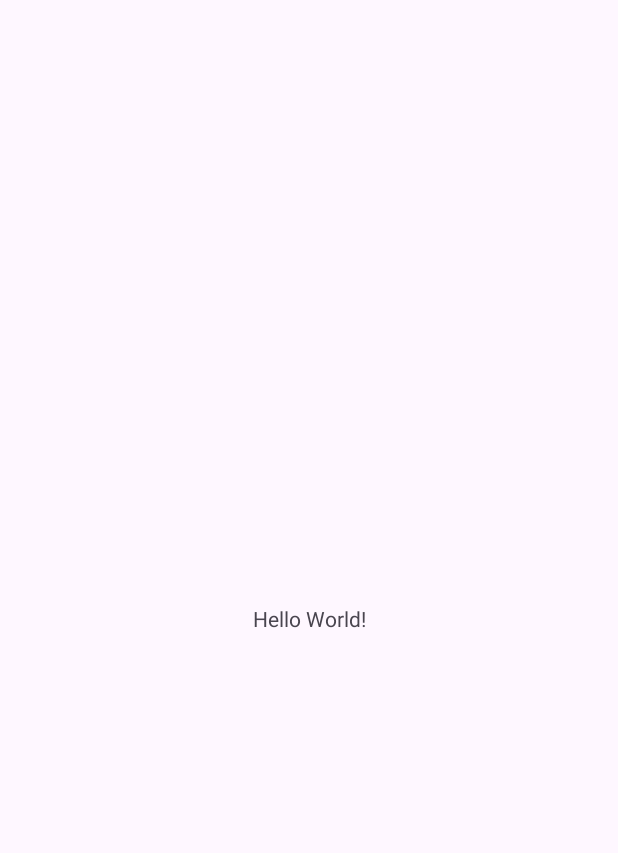
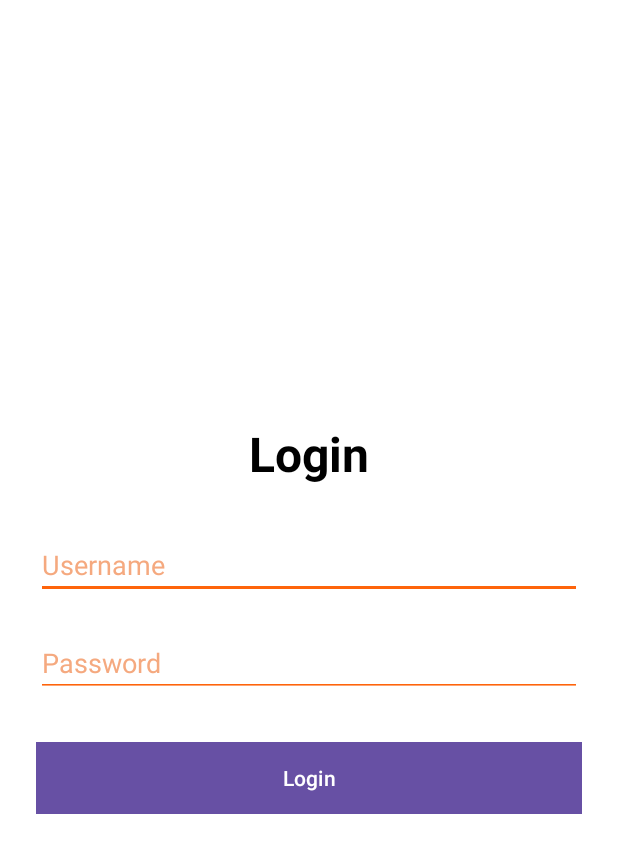
Before and after one commit to yncy0/midterm-app-dev, an Android app: the screen it shows after launch (MainActivity before the commit, LoginActivity after it), on a phone screen of 412 x 824 dp. Before the commit the part shown is almost empty. Shown: the top 853 px of the screen. Run offline under Robolectric (Android 15) with nearby library versions, the phone set to English and light mode, and no system bars.

Commit message:
Initial commit or your message here
# Conflicts:
#	.idea/.name
#	app/build.gradle.kts
#	app/src/main/AndroidManifest.xml
#	app/src/main/res/values-night/themes.xml
#	app/src/main/res/values/colors.xml
#	app/src/main/res/values/strings.xml
#	app/src/main/res/values/themes.xml
#	build.gradle.kts
#	gradle.properties
#	gradle/libs.versions.toml
#	gradle/wrapper/gradle-wrapper.properties
#	gradlew
#	gradlew.bat
#	settings.gradle.kts

```diff
--- /dev/null
+++ b/app/src/main/java/com/example/myapplication/LoginActivity.java
@@ -0,0 +1,41 @@
+package com.example.myapplication;
+
+import androidx.appcompat.app.AppCompatActivity;
+import android.content.Intent;
+import android.os.Bundle;
+import android.view.View;
+import android.widget.Button;
+import android.widget.EditText;
+import android.widget.Toast;
+
+public class LoginActivity extends AppCompatActivity {
+
+    EditText edtUsername, edtPassword;
+    Button btnLogin;
+
+    @Override
+    protected void onCreate(Bundle savedInstanceState) {
+        super.onCreate(savedInstanceState);
+        setContentView(R.layout.activity_login);
+
+        edtUsername = findViewById(R.id.edtUsername);
+        edtPassword = findViewById(R.id.edtPassword);
+        btnLogin = findViewById(R.id.btnLogin);
+
+        btnLogin.setOnClickListener(new View.OnClickListener() {
+            @Override
+            public void onClick(View view) {
+                String username = edtUsername.getText().toString().trim();
+                String password = edtPassword.getText().toString().trim();
+
+                if (username.isEmpty() || password.isEmpty()) {
+                    Toast.makeText(LoginActivity.this, "Enter username & password", Toast.LENGTH_SHORT).show();
+                } else {
+                    Intent intent = new Intent(LoginActivity.this, HomeActivity.class);
+                    intent.putExtra("USERNAME", username);
+                    startActivity(intent);
+                }
+            }
+        });
+    }
+}
--- /dev/null
+++ b/app/src/main/res/layout/activity_login.xml
@@ -0,0 +1,48 @@
+<?xml version="1.0" encoding="utf-8"?>
+<LinearLayout xmlns:android="http://schemas.android.com/apk/res/android"
+    android:layout_width="match_parent"
+    android:layout_height="match_parent"
+    android:orientation="vertical"
+    android:padding="24dp"
+    android:gravity="center"
+    android:background="@color/white">
+
+    <TextView
+        android:layout_width="wrap_content"
+        android:layout_height="wrap_content"
+        android:text="Login"
+        android:textColor="@color/black"
+        android:textSize="32sp"
+        android:textStyle="bold"
+        android:layout_marginBottom="30dp" />
+
+    <EditText
+        android:id="@+id/edtUsername"
+        android:layout_width="match_parent"
+        android:layout_height="wrap_content"
+        android:hint="Username"
+        android:textColor="@color/black"
+        android:textColorHint="@color/primary_300"
+        android:backgroundTint="@color/primary_500"
+        android:layout_marginBottom="20dp" />
+
+    <EditText
+        android:id="@+id/edtPassword"
+        android:layout_width="match_parent"
+        android:layout_height="wrap_content"
+        android:hint="Password"
+        android:inputType="textPassword"
+        android:textColor="@color/black"
+        android:textColorHint="@color/primary_300"
+        android:backgroundTint="@color/primary_500"
+        android:layout_marginBottom="30dp" />
+
+    <Button
+        android:id="@+id/btnLogin"
+        android:layout_width="match_parent"
+        android:layout_height="wrap_content"
+        android:text="Login"
+        android:textColor="@color/white"
+        android:background="@color/primary_500" />
+
+</LinearLayout>
--- a/app/src/main/res/values-night/themes.xml
+++ b/app/src/main/res/values-night/themes.xml
@@ -1,6 +1,6 @@
 <resources xmlns:tools="http://schemas.android.com/tools">
     <!-- Base application theme. -->
-    <style name="Base.Theme.Midtermappdev" parent="Theme.Material3.DayNight.NoActionBar">
+    <style name="Base.Theme.MyApplication" parent="Theme.Material3.DayNight.NoActionBar">
         <!-- Customize your dark theme here. -->
         <!-- <item name="colorPrimary">@color/my_dark_primary</item> -->
     </style>
--- a/app/src/main/res/values/colors.xml
+++ b/app/src/main/res/values/colors.xml
@@ -1,5 +1,9 @@
 <?xml version="1.0" encoding="utf-8"?>
 <resources>
-    <color name="black">#FF000000</color>
-    <color name="white">#FFFFFFFF</color>
+    <color name="white">#FFFFFF</color>
+    <color name="black">#000000</color>
+    <color name="primary_500">#fe640b</color>
+    <color name="primary_400">#ef9f76</color>
+    <color name="primary_300">#f5a97f</color>
+    <color name="primary_200">#fab387</color>
 </resources>
--- a/app/src/main/res/values/strings.xml
+++ b/app/src/main/res/values/strings.xml
@@ -1,3 +1,3 @@
 <resources>
-    <string name="app_name">midterm-app-dev</string>
+    <string name="app_name">My Application</string>
 </resources>
--- a/app/src/main/res/values/themes.xml
+++ b/app/src/main/res/values/themes.xml
@@ -1,9 +1,9 @@
 <resources xmlns:tools="http://schemas.android.com/tools">
     <!-- Base application theme. -->
-    <style name="Base.Theme.Midtermappdev" parent="Theme.Material3.DayNight.NoActionBar">
+    <style name="Base.Theme.MyApplication" parent="Theme.Material3.DayNight.NoActionBar">
         <!-- Customize your light theme here. -->
         <!-- <item name="colorPrimary">@color/my_light_primary</item> -->
     </style>
 
-    <style name="Theme.Midtermappdev" parent="Base.Theme.Midtermappdev" />
+    <style name="Theme.MyApplication" parent="Base.Theme.MyApplication" />
 </resources>
--- a/build.gradle.kts
+++ b/build.gradle.kts
@@ -1,5 +1,4 @@
 // Top-level build file where you can add configuration options common to all sub-projects/modules.
 plugins {
     alias(libs.plugins.android.application) apply false
-    alias(libs.plugins.kotlin.android) apply false
 }
--- a/gradle.properties
+++ b/gradle.properties
@@ -15,8 +15,6 @@ org.gradle.jvmargs=-Xmx2048m -Dfile.encoding=UTF-8
 # Android operating system, and which are packaged with your app's APK
 # https://developer.android.com/topic/libraries/support-library/androidx-rn
 android.useAndroidX=true
-# Kotlin code style for this project: "official" or "obsolete":
-kotlin.code.style=official
 # Enables namespacing of each library's R class so that its R class includes only the
 # resources declared in the library itself and none from the library's dependencies,
 # thereby reducing the size of the R class for that library
--- a/settings.gradle.kts
+++ b/settings.gradle.kts
@@ -19,5 +19,5 @@ dependencyResolutionManagement {
     }
 }
 
-rootProject.name = "midterm-app-dev"
+rootProject.name = "My Application"
 include(":app")
```
Also changed, not shown: app/build.gradle.kts (+7 -12 lines), app/src/main/AndroidManifest.xml (+8 -3 lines), app/src/main/java/com/example/myapplication/HomeActivity.java (added, +36 -0 lines), app/src/main/res/layout/activity_home.xml (added, +26 -0 lines), gradle/libs.versions.toml (+5 -9 lines), gradle/wrapper/gradle-wrapper.properties, 2 other files.
